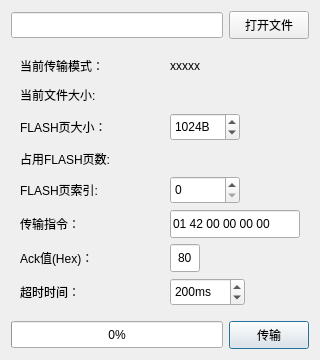
Qt form src/dialog/sendw25qxx.ui (dashao643/SerialTool-Qt) before a commit.
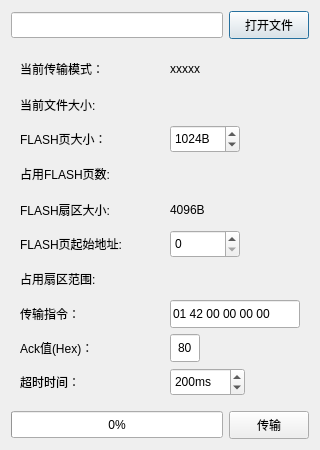
The same form after that commit. Icons and pictures are not drawn.

Commit message: label计算基本完成,计算label_sectorRange待实现

```diff
--- a/src/dialog/sendw25qxx.ui
+++ b/src/dialog/sendw25qxx.ui
@@ -7,13 +7,35 @@
     <x>0</x>
     <y>0</y>
     <width>320</width>
-    <height>360</height>
+    <height>450</height>
    </rect>
   </property>
   <property name="windowTitle">
    <string>Dialog</string>
   </property>
   <layout class="QGridLayout" name="gridLayout_2">
+   <item row="0" column="1">
+    <widget class="QPushButton" name="btn_openFile">
+     <property name="minimumSize">
+      <size>
+       <width>80</width>
+       <height>28</height>
+      </size>
+     </property>
+     <property name="maximumSize">
+      <size>
+       <width>80</width>
+       <height>16777215</height>
+      </size>
+     </property>
+     <property name="text">
+      <string>打开文件</string>
+     </property>
+     <property name="icon">
+      <iconset theme="QIcon::ThemeIcon::FolderOpen"/>
+     </property>
+    </widget>
+   </item>
    <item row="2" column="0">
     <widget class="QProgressBar" name="progressBar">
      <property name="minimumSize">
@@ -39,6 +61,16 @@
      </property>
     </widget>
    </item>
+   <item row="0" column="0">
+    <widget class="QLineEdit" name="lineEdit_filePath">
+     <property name="minimumSize">
+      <size>
+       <width>0</width>
+       <height>26</height>
+      </size>
+     </property>
+    </widget>
+   </item>
    <item row="2" column="1">
     <widget class="QPushButton" name="btn_transmit">
      <property name="sizePolicy">
@@ -68,69 +100,26 @@
      </property>
     </widget>
    </item>
-   <item row="0" column="0">
-    <widget class="QLineEdit" name="lineEdit_filePath">
-     <property name="minimumSize">
-      <size>
-       <width>0</width>
-       <height>26</height>
-      </size>
-     </property>
-    </widget>
-   </item>
-   <item row="0" column="1">
-    <widget class="QPushButton" name="btn_openFile">
-     <property name="minimumSize">
-      <size>
-       <width>80</width>
-       <height>28</height>
-      </size>
-     </property>
-     <property name="maximumSize">
-      <size>
-       <width>80</width>
-       <height>16777215</height>
-      </size>
-     </property>
-     <property name="text">
-      <string>打开文件</string>
-     </property>
-     <property name="icon">
-      <iconset theme="QIcon::ThemeIcon::FolderOpen"/>
-     </property>
-    </widget>
-   </item>
    <item row="1" column="0" colspan="2">
     <widget class="QWidget" name="widget" native="true">
      <layout class="QGridLayout" name="gridLayout">
-      <item row="6" column="1">
-       <widget class="QLineEdit" name="lineEdit_ack">
+      <item row="0" column="0">
+       <widget class="QLabel" name="label">
         <property name="sizePolicy">
-         <sizepolicy hsizetype="Fixed" vsizetype="Fixed">
+         <sizepolicy hsizetype="Minimum" vsizetype="Preferred">
           <horstretch>0</horstretch>
           <verstretch>0</verstretch>
          </sizepolicy>
         </property>
-        <property name="minimumSize">
-         <size>
-          <width>30</width>
-          <height>28</height>
-         </size>
-        </property>
-        <property name="maximumSize">
-         <size>
-          <width>30</width>
-          <height>16777215</height>
-         </size>
-        </property>
         <property name="text">
-         <string>80</string>
+         <string>当前传输模式：</string>
         </property>
-        <property name="cursorPosition">
-         <number>2</number>
-        </property>
-        <property name="alignment">
-         <set>Qt::AlignmentFlag::AlignCenter</set>
+       </widget>
+      </item>
+      <item row="0" column="1">
+       <widget class="QLabel" name="label_sendModel">
+        <property name="text">
+         <string>xxxxx</string>
         </property>
        </widget>
       </item>
@@ -141,19 +130,6 @@
         </property>
        </widget>
       </item>
-      <item row="7" column="0">
-       <widget class="QLabel" name="label_5">
-        <property name="sizePolicy">
-         <sizepolicy hsizetype="Minimum" vsizetype="Preferred">
-          <horstretch>0</horstretch>
-          <verstretch>0</verstretch>
-         </sizepolicy>
-        </property>
-        <property name="text">
-         <string>超时时间：</string>
-        </property>
-       </widget>
-      </item>
       <item row="1" column="1">
        <widget class="QLabel" name="label_fileSize">
         <property name="text">
@@ -161,84 +137,6 @@
         </property>
        </widget>
       </item>
-      <item row="5" column="1">
-       <widget class="QLineEdit" name="lineEdit_cmd">
-        <property name="sizePolicy">
-         <sizepolicy hsizetype="Preferred" vsizetype="Fixed">
-          <horstretch>0</horstretch>
-          <verstretch>0</verstretch>
-         </sizepolicy>
-        </property>
-        <property name="minimumSize">
-         <size>
-          <width>130</width>
-          <height>28</height>
-         </size>
-        </property>
-        <property name="maximumSize">
-         <size>
-          <width>175</width>
-          <height>16777215</height>
-         </size>
-        </property>
-        <property name="text">
-         <string>01 42 00 00 00 00</string>
-        </property>
-        <property name="alignment">
-         <set>Qt::AlignmentFlag::AlignLeading|Qt::AlignmentFlag::AlignLeft|Qt::AlignmentFlag::AlignVCenter</set>
-        </property>
-       </widget>
-      </item>
-      <item row="0" column="0">
-       <widget class="QLabel" name="label">
-        <property name="sizePolicy">
-         <sizepolicy hsizetype="Minimum" vsizetype="Preferred">
-          <horstretch>0</horstretch>
-          <verstretch>0</verstretch>
-         </sizepolicy>
-        </property>
-        <property name="text">
-         <string>当前传输模式：</string>
-        </property>
-       </widget>
-      </item>
-      <item row="4" column="1">
-       <widget class="QSpinBox" name="spinBox_flashPageIdx">
-        <property name="sizePolicy">
-         <sizepolicy hsizetype="Fixed" vsizetype="Fixed">
-          <horstretch>0</horstretch>
-          <verstretch>0</verstretch>
-         </sizepolicy>
-        </property>
-        <property name="minimumSize">
-         <size>
-          <width>70</width>
-          <height>28</height>
-         </size>
-        </property>
-        <property name="maximumSize">
-         <size>
-          <width>70</width>
-          <height>16777215</height>
-         </size>
-        </property>
-        <property name="suffix">
-         <string/>
-        </property>
-        <property name="minimum">
-         <number>0</number>
-        </property>
-        <property name="maximum">
-         <number>32767</number>
-        </property>
-        <property name="singleStep">
-         <number>1</number>
-        </property>
-        <property name="value">
-         <number>0</number>
-        </property>
-       </widget>
-      </item>
       <item row="2" column="0">
        <widget class="QLabel" name="label_2">
         <property name="sizePolicy">
@@ -252,6 +150,43 @@
         </property>
        </widget>
       </item>
+      <item row="2" column="1">
+       <widget class="QSpinBox" name="spinBox_flashPageSize">
+        <property name="sizePolicy">
+         <sizepolicy hsizetype="Fixed" vsizetype="Fixed">
+          <horstretch>0</horstretch>
+          <verstretch>0</verstretch>
+         </sizepolicy>
+        </property>
+        <property name="minimumSize">
+         <size>
+          <width>70</width>
+          <height>28</height>
+         </size>
+        </property>
+        <property name="maximumSize">
+         <size>
+          <width>70</width>
+          <height>16777215</height>
+         </size>
+        </property>
+        <property name="suffix">
+         <string>B</string>
+        </property>
+        <property name="minimum">
+         <number>256</number>
+        </property>
+        <property name="maximum">
+         <number>4096</number>
+        </property>
+        <property name="singleStep">
+         <number>256</number>
+        </property>
+        <property name="value">
+         <number>1024</number>
+        </property>
+       </widget>
+      </item>
       <item row="3" column="0">
        <widget class="QLabel" name="label_8">
         <property name="text">
@@ -259,13 +194,6 @@
         </property>
        </widget>
       </item>
-      <item row="0" column="1">
-       <widget class="QLabel" name="label_sendModel">
-        <property name="text">
-         <string>xxxxx</string>
-        </property>
-       </widget>
-      </item>
       <item row="3" column="1">
        <widget class="QLabel" name="label_flashPageCnt">
         <property name="text">
@@ -274,63 +202,78 @@
        </widget>
       </item>
       <item row="4" column="0">
+       <widget class="QLabel" name="label_9">
+        <property name="text">
+         <string>FLASH扇区大小:</string>
+        </property>
+       </widget>
+      </item>
+      <item row="4" column="1">
+       <widget class="QLabel" name="label_sectorSize">
+        <property name="text">
+         <string>4096B</string>
+        </property>
+       </widget>
+      </item>
+      <item row="5" column="0">
        <widget class="QLabel" name="label_7">
         <property name="text">
-         <string>FLASH页索引:</string>
+         <string>FLASH页起始地址:</string>
+        </property>
+       </widget>
+      </item>
+      <item row="5" column="1">
+       <widget class="QSpinBox" name="spinBox_flashPageIdx">
+        <property name="sizePolicy">
+         <sizepolicy hsizetype="Fixed" vsizetype="Fixed">
+          <horstretch>0</horstretch>
+          <verstretch>0</verstretch>
+         </sizepolicy>
+        </property>
+        <property name="minimumSize">
+         <size>
+          <width>70</width>
+          <height>28</height>
+         </size>
+        </property>
+        <property name="maximumSize">
+         <size>
+          <width>70</width>
+          <height>16777215</height>
+         </size>
+        </property>
+        <property name="suffix">
+         <string/>
+        </property>
+        <property name="minimum">
+         <number>0</number>
+        </property>
+        <property name="maximum">
+         <number>32767</number>
+        </property>
+        <property name="singleStep">
+         <number>1</number>
+        </property>
+        <property name="value">
+         <number>0</number>
         </property>
        </widget>
       </item>
       <item row="6" column="0">
-       <widget class="QLabel" name="label_4">
-        <property name="sizePolicy">
-         <sizepolicy hsizetype="Minimum" vsizetype="Preferred">
-          <horstretch>0</horstretch>
-          <verstretch>0</verstretch>
-         </sizepolicy>
-        </property>
+       <widget class="QLabel" name="label_10">
         <property name="text">
-         <string>Ack值(Hex)：</string>
+         <string>占用扇区范围:</string>
         </property>
        </widget>
       </item>
-      <item row="2" column="1">
-       <widget class="QSpinBox" name="spinBox_flashPageSize">
-        <property name="sizePolicy">
-         <sizepolicy hsizetype="Fixed" vsizetype="Fixed">
-          <horstretch>0</horstretch>
-          <verstretch>0</verstretch>
-         </sizepolicy>
+      <item row="6" column="1">
+       <widget class="QLabel" name="label_sectorRange">
+        <property name="text">
+         <string/>
         </property>
-        <property name="minimumSize">
-         <size>
-          <width>70</width>
-          <height>28</height>
-         </size>
-        </property>
-        <property name="maximumSize">
-         <size>
-          <width>70</width>
-          <height>16777215</height>
-         </size>
-        </property>
-        <property name="suffix">
-         <string>B</string>
-        </property>
-        <property name="minimum">
-         <number>256</number>
-        </property>
-        <property name="maximum">
-         <number>4096</number>
-        </property>
-        <property name="singleStep">
-         <number>256</number>
-        </property>
-        <property name="value">
-         <number>1024</number>
-        </property>
        </widget>
       </item>
-      <item row="5" column="0">
+      <item row="7" column="0">
        <widget class="QLabel" name="label_3">
         <property name="sizePolicy">
          <sizepolicy hsizetype="Minimum" vsizetype="Preferred">
@@ -344,6 +287,91 @@
        </widget>
       </item>
       <item row="7" column="1">
+       <widget class="QLineEdit" name="lineEdit_cmd">
+        <property name="sizePolicy">
+         <sizepolicy hsizetype="Preferred" vsizetype="Fixed">
+          <horstretch>0</horstretch>
+          <verstretch>0</verstretch>
+         </sizepolicy>
+        </property>
+        <property name="minimumSize">
+         <size>
+          <width>130</width>
+          <height>28</height>
+         </size>
+        </property>
+        <property name="maximumSize">
+         <size>
+          <width>175</width>
+          <height>16777215</height>
+         </size>
+        </property>
+        <property name="text">
+         <string>01 42 00 00 00 00</string>
+        </property>
+        <property name="alignment">
+         <set>Qt::AlignmentFlag::AlignLeading|Qt::AlignmentFlag::AlignLeft|Qt::AlignmentFlag::AlignVCenter</set>
+        </property>
+       </widget>
+      </item>
+      <item row="8" column="0">
+       <widget class="QLabel" name="label_4">
+        <property name="sizePolicy">
+         <sizepolicy hsizetype="Minimum" vsizetype="Preferred">
+          <horstretch>0</horstretch>
+          <verstretch>0</verstretch>
+         </sizepolicy>
+        </property>
+        <property name="text">
+         <string>Ack值(Hex)：</string>
+        </property>
+       </widget>
+      </item>
+      <item row="8" column="1">
+       <widget class="QLineEdit" name="lineEdit_ack">
+        <property name="sizePolicy">
+         <sizepolicy hsizetype="Fixed" vsizetype="Fixed">
+          <horstretch>0</horstretch>
+          <verstretch>0</verstretch>
+         </sizepolicy>
+        </property>
+        <property name="minimumSize">
+         <size>
+          <width>30</width>
+          <height>28</height>
+         </size>
+        </property>
+        <property name="maximumSize">
+         <size>
+          <width>30</width>
+          <height>16777215</height>
+         </size>
+        </property>
+        <property name="text">
+         <string>80</string>
+        </property>
+        <property name="cursorPosition">
+         <number>2</number>
+        </property>
+        <property name="alignment">
+         <set>Qt::AlignmentFlag::AlignCenter</set>
+        </property>
+       </widget>
+      </item>
+      <item row="9" column="0">
+       <widget class="QLabel" name="label_5">
+        <property name="sizePolicy">
+         <sizepolicy hsizetype="Minimum" vsizetype="Preferred">
+          <horstretch>0</horstretch>
+          <verstretch>0</verstretch>
+         </sizepolicy>
+        </property>
+        <property name="text">
+         <string>超时时间：</string>
+        </property>
+       </widget>
+      </item>
+      <item row="9" column="1">
        <widget class="QSpinBox" name="spinBox_timeout">
         <property name="sizePolicy">
          <sizepolicy hsizetype="Fixed" vsizetype="Fixed">
```
The commit also changes 3 other files.
